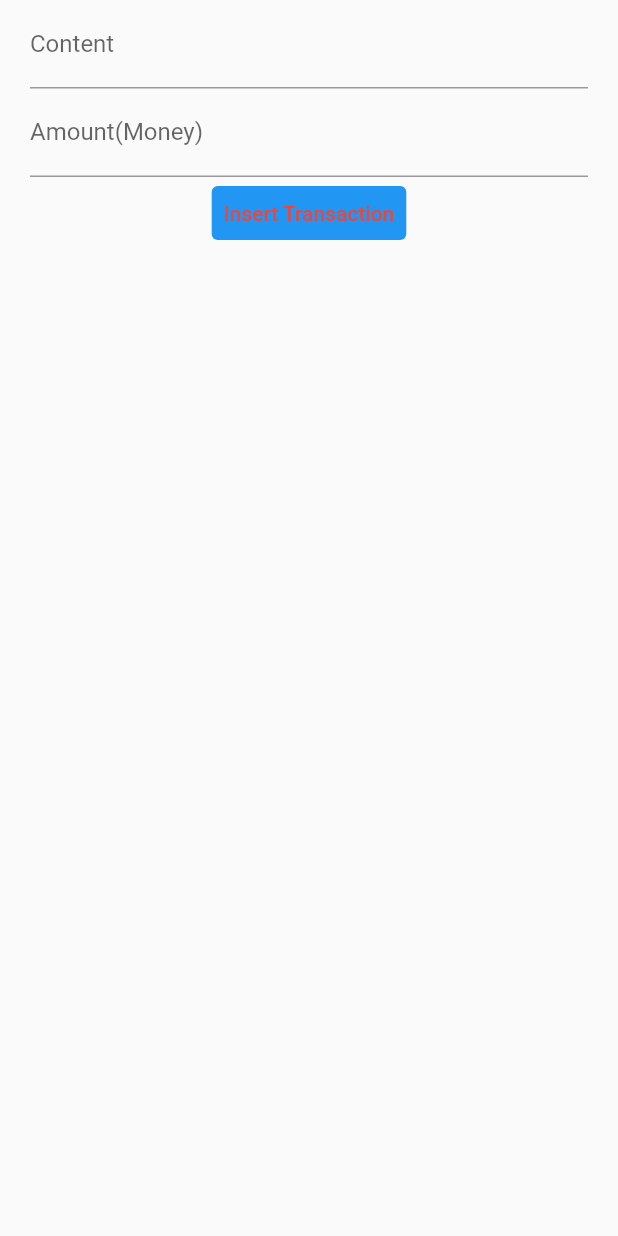
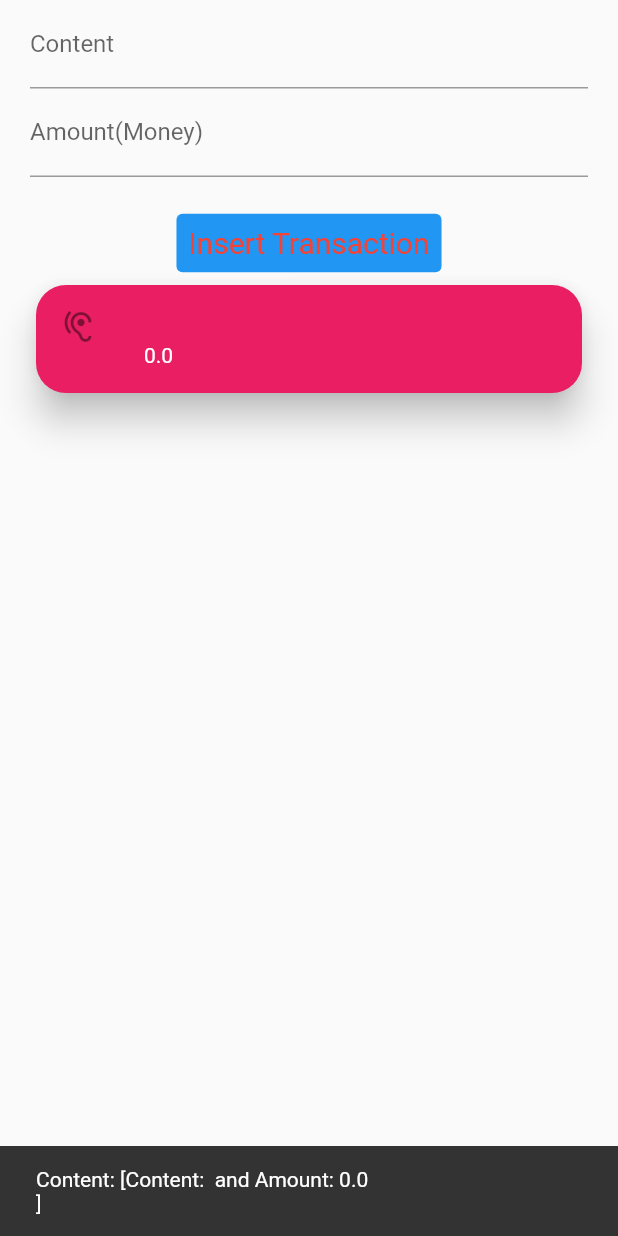
Before and after one commit to ducyb782001/FirstFlutterProject, a Flutter app: the screen it shows after launch, after a tap on "Insert Transaction", on a phone screen of 412 x 824 dp. Run offline on Flutter 3.47's test engine with Material 2 defaults, Android fonts, the phone set to English and light mode, and no system bars; missing offline and left inert: dart:ffi.

Commit message:
Using ListTile and Separate Class

```diff
--- a/app/lib/MyAppSTFull.dart
+++ b/app/lib/MyAppSTFull.dart
@@ -2,6 +2,8 @@ import 'dart:ffi';
 
 import 'package:flutter/material.dart';
 import 'package:intl/intl.dart';
+import 'Transaction.dart';
+import 'TransactionList.dart';
 
 // StatefulWidget: Has internal "state"
 // Khi state thay đổi thì hàm build reload => giao diện reload
@@ -26,8 +28,8 @@ class _MyAppState extends State<MyAppStatefull> with WidgetsBindingObserver {
   final _messangerKey = GlobalKey<ScaffoldMessengerState>();
 
   // Define states
-  String _content = '';
-  double _amount = 0;
+  Transaction _transaction = Transaction(amount: 0.0, content: '');
+  List<Transaction>? _transactions = List<Transaction>.empty(growable: true);
 
   @override
   void initState() {
@@ -60,8 +62,8 @@ class _MyAppState extends State<MyAppStatefull> with WidgetsBindingObserver {
   Widget build(BuildContext context) {
     return MaterialApp(
       title: 'This is stateful widget',
+      scaffoldMessengerKey: _messangerKey,
       home: Scaffold(
-        key: _messangerKey,
         body: SafeArea(
           minimum: const EdgeInsets.only(left: 20, right: 20),
           child: Center(
@@ -74,7 +76,7 @@ class _MyAppState extends State<MyAppStatefull> with WidgetsBindingObserver {
                   controller: _contentController,
                   onChanged: (text) {
                     setState(() {
-                      _content = text;
+                      _transaction.content = text;
                     });
                   },
                 ),
@@ -83,17 +85,39 @@ class _MyAppState extends State<MyAppStatefull> with WidgetsBindingObserver {
                   controller: _amountController,
                   onChanged: (text) {
                     setState(() {
-                      _amount = double.tryParse(text) ?? 0;
+                      _transaction.amount = double.tryParse(text) ?? 0;
                     });
                   },
                 ),
-                TextButton(
-                  child: Text('Insert Transaction'),
-                  style: TextButton.styleFrom(
-                      primary: Colors.red, backgroundColor: Colors.blue),
-                  onPressed: () {
-                    print('Content = $_content, money amount = $_amount');
-                  },
+                const Padding(
+                  padding: EdgeInsets.symmetric(vertical: 10),
+                ),
+                ButtonTheme(
+                  height: 60,
+                  child: TextButton(
+                    style: TextButton.styleFrom(
+                      primary: Colors.red,
+                      backgroundColor: Colors.blue,
+                      textStyle: const TextStyle(fontSize: 20),
+                    ),
+                    onPressed: () {
+                      // print('Content = ${_transaction.content}, money amount = ${_transaction.amount}');
+                      setState(() {
+                        _transactions?.add(_transaction);
+                        _transaction = Transaction(amount: 0.0, content: '');
+                        _amountController.text = '';
+                        _contentController.text = '';
+                      });
+                      _messangerKey.currentState?.showSnackBar(SnackBar(
+                        content: Text('Content: ${_transactions.toString()}'),
+                        duration: const Duration(seconds: 4),
+                      ));
+                    },
+                    child: const Text('Insert Transaction'),
+                  ),
+                ),
+                TransactionList(
+                  transactions: _transactions,
                 ),
               ],
             ),
--- /dev/null
+++ b/app/lib/Transaction.dart
@@ -0,0 +1,11 @@
+class Transaction {
+  String content;
+  double amount;
+
+  Transaction({required this.amount, required this.content});
+  @override
+  String toString() {
+    // TODO: implement toString
+    return 'Content: ${content} and Amount: ${amount}\n';
+  }
+}
--- /dev/null
+++ b/app/lib/TransactionList.dart
@@ -0,0 +1,49 @@
+import 'package:app/Transaction.dart';
+import 'package:flutter/material.dart';
+
+class TransactionList extends StatelessWidget {
+  List<Transaction>? transactions;
+  TransactionList({this.transactions});
+
+  List<Widget> _buildWidgetList() {
+    int index = 0;
+    return transactions!.map((e) {
+      index++;
+      return Card(
+        shape: RoundedRectangleBorder(
+          borderRadius: BorderRadius.circular(20),
+        ),
+        color: (index - 1) % 2 == 0 ? Colors.pink : Colors.amber,
+        elevation: 10,
+        child: ListTile(
+          leading: const Icon(Icons.hearing),
+          title: Text(
+            e.content,
+            style: const TextStyle(
+              fontWeight: FontWeight.bold,
+              fontSize: 18,
+              color: Colors.white,
+            ),
+          ),
+          subtitle: Text(
+            '${e.amount}',
+            style: const TextStyle(
+              color: Colors.white,
+            ),
+          ),
+          onTap: () {
+            print('Tap Me');
+          },
+        ),
+      );
+    }).toList();
+  }
+
+  @override
+  Widget build(BuildContext context) {
+    // TODO: implement build
+    return Column(
+      children: _buildWidgetList(),
+    );
+  }
+}
```
